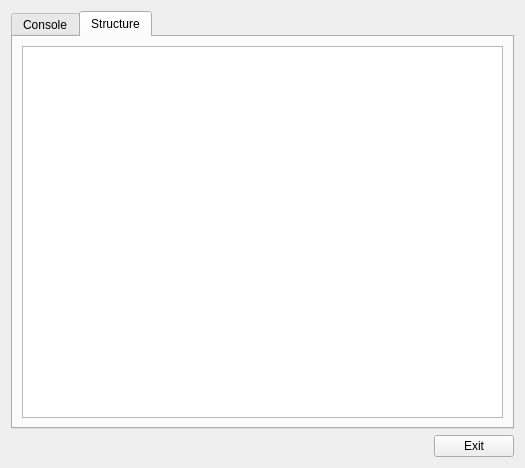
Above: simplepython.ui from Winand/SimplePython before the change. Below: the same form after it.
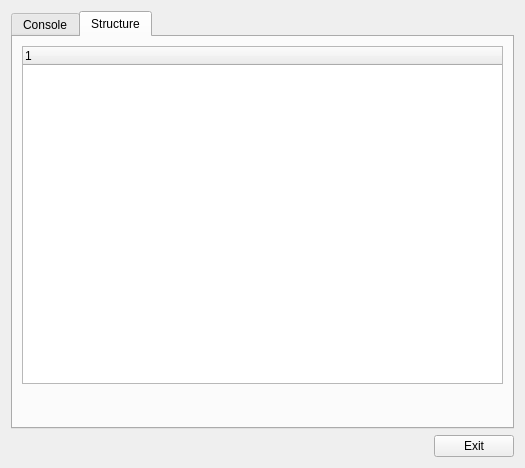
That is the form after the change. The open tabs and pages were chosen to show the change.

Commit message: GUI macro tree is built with QTreeWidget now and has icons Fixed: module reloader thread waits for GUI thread to update macro tree Fixed: less macro tree updates (GUI) While macro's running it's name is specified in tray icon tooltip @macro(<App>) decorator makes macro available only in <App> application (not yet.)

Patch:
```diff
--- a/simplepython.ui
+++ b/simplepython.ui
@@ -58,9 +58,21 @@
        <string>Structure</string>
       </attribute>
       <layout class="QGridLayout" name="gridLayout_3">
-       <item row="0" column="0" colspan="2">
-        <widget class="QPlainTextEdit" name="txtModules">
-         <property name="readOnly">
+       <item row="0" column="0">
+        <widget class="QTreeWidget" name="twModules">
+         <column>
+          <property name="text">
+           <string notr="true">1</string>
+          </property>
+         </column>
+        </widget>
+       </item>
+       <item row="1" column="0">
+        <widget class="QLabel" name="lblMacroInfo">
+         <property name="text">
+          <string>&lt;html&gt;&lt;head/&gt;&lt;body&gt;&lt;p&gt;&lt;br/&gt;&lt;/p&gt;&lt;/body&gt;&lt;/html&gt;</string>
+         </property>
+         <property name="wordWrap">
           <bool>true</bool>
          </property>
         </widget>
```
Left out of the diff: 20 changed lines with no effect on the pictures. The commit also changes 10 other files.
